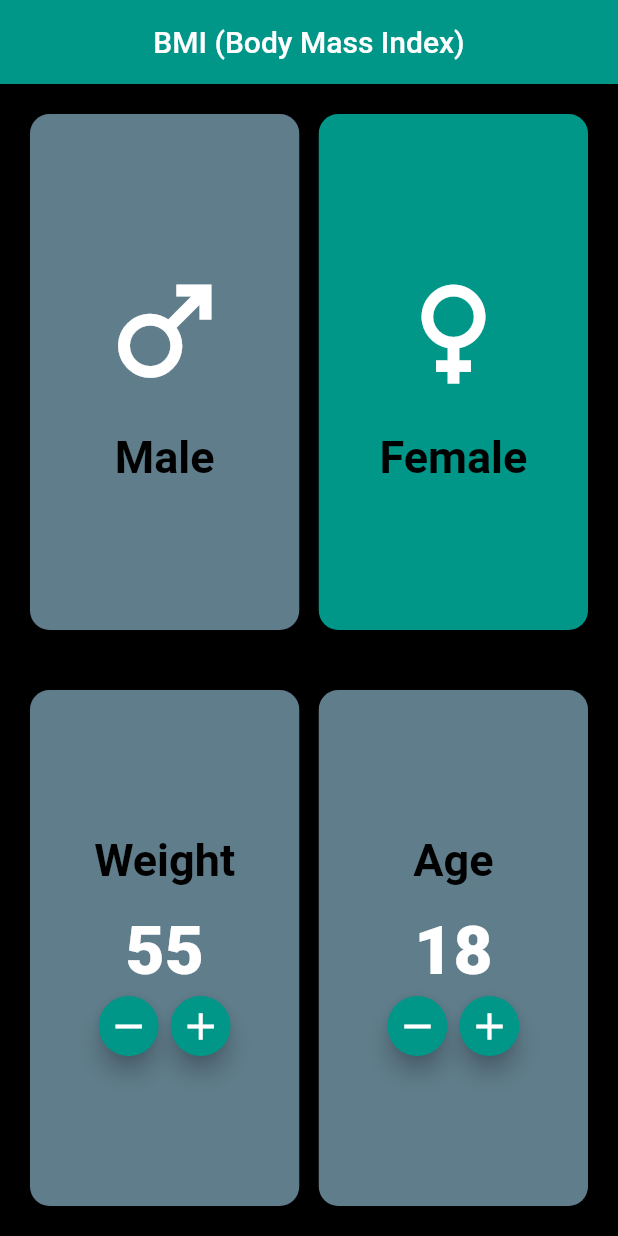
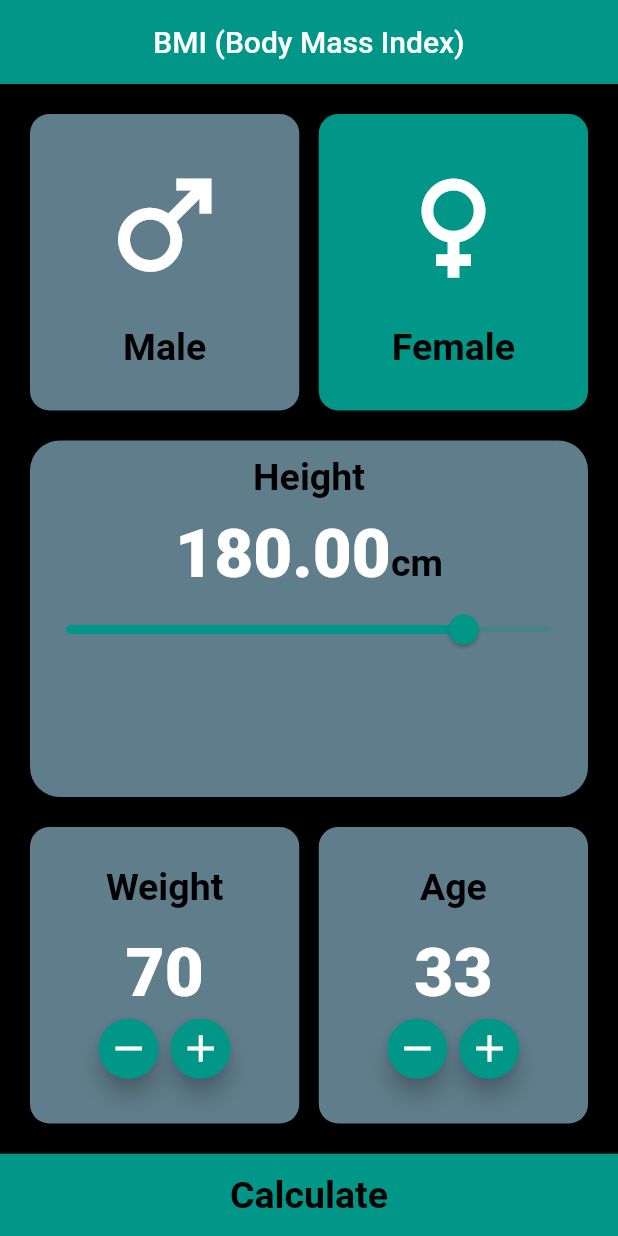
Before and after one commit to oussama3422/BMI-APP, a Flutter app: the screen it shows after launch, on a phone screen of 412 x 824 dp. Run offline on Flutter 3.47's test engine with Material 2 defaults, Android fonts, the phone set to English and light mode, and no system bars.

```diff
--- a/lib/home.dart
+++ b/lib/home.dart
@@ -1,4 +1,6 @@
 import 'package:flutter/material.dart';
+import 'result.dart';
+import 'dart:math';
 
 class HomeScreen extends StatefulWidget {
   const HomeScreen({Key? key}) : super(key: key);
@@ -9,13 +11,14 @@ class HomeScreen extends StatefulWidget {
 
 class _HomeScreenState extends State<HomeScreen> {
   bool isMale = false;
-  double heightVal = 160;
+  double heightVal = 180;
 
-  int weight = 55;
-  int age = 18;
+  int weight = 70;
+  int age = 33;
 
   @override
   Widget build(BuildContext context) {
+    var height = MediaQuery.of(context).size.height;
     return Scaffold(
       appBar: AppBar(
         title: const Text('BMI (Body Mass Index)'),
@@ -38,8 +41,57 @@ class _HomeScreenState extends State<HomeScreen> {
           ),
           Expanded(
             child: Padding(
+              padding: const EdgeInsets.symmetric(horizontal: 20.0),
+              child: Container(
+                decoration: BoxDecoration(
+                    color: Colors.blueGrey,
+                    borderRadius: BorderRadius.circular(20)),
+                child: Column(
+                  children: [
+                    Padding(
+                      padding: const EdgeInsets.all(10.0),
+                      child: Text(
+                        'Height',
+                        style: Theme.of(context).textTheme.headline1,
+                      ),
+                    ),
+                    Row(
+                      mainAxisAlignment: MainAxisAlignment.center,
+                      crossAxisAlignment: CrossAxisAlignment.baseline,
+                      textBaseline: TextBaseline.alphabetic,
+                      children: [
+
+                        Text(
+                          heightVal.toStringAsFixed(2),
+                          style: Theme.of(context).textTheme.headline2,
+                          textAlign: TextAlign.center,
+                        ),
+                        Text(
+                          'cm',
+                          style: Theme.of(context).textTheme.headline1,
+                        ),
+                      ],
+                    ),
+                    Slider(
+                      value: heightVal,
+                      onChanged: (newVal) {
+                        setState(() {
+                          heightVal = newVal;
+                        });
+                      },
+                      min: 90,
+                      max: 200,
+                    ),
+                  ],
+                ),
+              ),
+            ),
+          ),
+          Expanded(
+            child: Padding(
               padding: const EdgeInsets.all(20.0),
               child: Row(
+                mainAxisAlignment: MainAxisAlignment.center,
                 children: [
                   expandedMethod2(context, 'Weight'),
                   const SizedBox(width: 13),
@@ -48,6 +100,27 @@ class _HomeScreenState extends State<HomeScreen> {
               ),
             ),
           ),
+          Container(
+            color: Colors.teal,
+            width: double.infinity,
+            height: height / 15,
+            child: TextButton(
+                onPressed: () {
+                  var result2 = weight / pow(heightVal / 100, 2);
+                  Navigator.push(
+                    context,
+                    MaterialPageRoute(
+                      builder: (context) => Result(
+                        isMale: true,
+                        result: result2,
+                        age: 29,
+                      ),
+                    ),
+                  );
+                },
+                child: Text('Calculate',
+                    style: Theme.of(context).textTheme.headline1)),
+          )
         ],
       )),
     );
@@ -67,7 +140,10 @@ class _HomeScreenState extends State<HomeScreen> {
         child: Column(
           mainAxisAlignment: MainAxisAlignment.center,
           children: [
-            Icon(typeName == 'Male' ? Icons.male : Icons.female),
+            Icon(
+              typeName == 'Male' ? Icons.male : Icons.female,
+              size: 93,
+            ),
             const SizedBox(height: 20),
             Text(
               typeName == 'Male' ? 'Male' : 'Female',
@@ -116,23 +192,25 @@ class _HomeScreenState extends State<HomeScreen> {
                     typeName == 'Age' ? 'decrease Age' : ' decrease Weight',
                 onPressed: () {
                   setState(() {
-                    typeName=='Age'? age--:weight--;
+                    typeName == 'Age' ? age-- : weight--;
                   });
                 },
-                child: const Icon(Icons.remove,size: 30),
+                child: const Icon(Icons.remove, size: 30),
                 mini: true,
               ),
               FloatingActionButton(
                 heroTag: typeName == 'Age' ? 'Increase Age' : 'Increase Weight',
                 onPressed: () {
                   setState(() {
-                    typeName=='Age'? age++:weight++;
+                    typeName == 'Age' ? age++ : weight++;
                   });
                 },
-                child: const Icon(Icons.add,size: 30,),
+                child: const Icon(
+                  Icons.add,
+                  size: 30,
+                ),
                 mini: true,
               ),
-
             ],
           )
         ],
--- a/lib/main.dart
+++ b/lib/main.dart
@@ -1,6 +1,7 @@
 import 'package:flutter/material.dart';
 import 'package:flutter_application_1/result.dart';
 import 'home.dart';
+import 'result.dart';
 
 void main() {
   runApp(const MyApp());
@@ -12,25 +13,25 @@ class MyApp extends StatelessWidget {
   @override
   Widget build(BuildContext context) {
     return MaterialApp(
-      debugShowCheckedModeBanner:false,
+      debugShowCheckedModeBanner: false,
       theme: ThemeData(
         canvasColor: Colors.black,
         iconTheme: const IconThemeData(
           color: Colors.white,
-          size: 93,
+
         ),
-        textTheme:const TextTheme(
+        textTheme: const TextTheme(
           headline1: TextStyle(
-            fontSize: 30,
-            fontWeight:FontWeight.bold,
+            fontSize: 25,
+            fontWeight: FontWeight.bold,
             color: Colors.black,
           ),
           headline2: TextStyle(
-            fontSize:45,
-            fontWeight:FontWeight.w800,
-            color: Colors.white,
+            fontSize: 45,
+            fontWeight: FontWeight.w800,
+            color:Colors.white,
           ),
-        ) ,
+        ),
         primarySwatch: Colors.teal,
       ),
       home: const HomeScreen(),
--- a/lib/result.dart
+++ b/lib/result.dart
@@ -8,6 +8,8 @@ class Result extends StatelessWidget {
   final bool isMale;
   final double result;
   final int age;
+
+  static const routeName='result-page';
 
   String get returnresultString {
     String textresult = '';
@@ -37,20 +39,20 @@ class Result extends StatelessWidget {
               children: [
                 Text(
                   'Gender : ${isMale ? "Male" : "Female"}',
-                  style: Theme.of(context).textTheme.headline1,
+                  style: Theme.of(context).textTheme.headline2,
                 ),
                 Text(
                   'Result : ${result.toStringAsFixed(2)}',
-                  style: Theme.of(context).textTheme.headline1,
+                  style: Theme.of(context).textTheme.headline2,
                 ),
                 Text(
                   'Healthness : $returnresultString',
-                  style: Theme.of(context).textTheme.headline1,
+                  style: Theme.of(context).textTheme.headline2,
                   textAlign: TextAlign.center,
                 ),
                 Text(
                   'Age : $age',
-                  style: Theme.of(context).textTheme.headline1,
+                  style: Theme.of(context).textTheme.headline2,
                 ),
               ],
             ),
```
